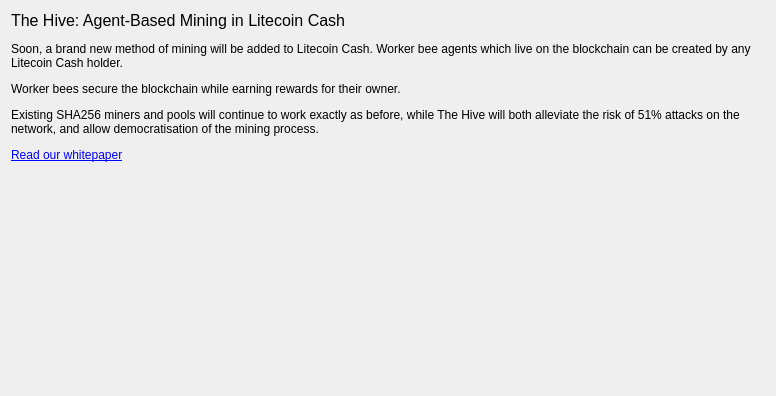
Above: src/qt/forms/hivepage.ui from litecoincash-project/litecoincash before the change. Below: the same form after it.
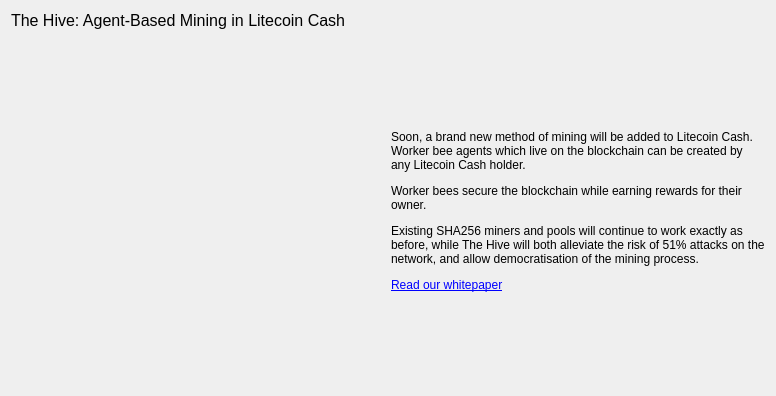
That is the form after the change. Icons and pictures are not drawn.

Commit message: Layout tweaks to The Hive tab, some more LitecoinCash -> Litecoin Cash

```diff
--- a/src/qt/forms/hivepage.ui
+++ b/src/qt/forms/hivepage.ui
@@ -18,36 +18,51 @@
   </property>
   <layout class="QVBoxLayout" name="verticalLayout">
    <item>
-    <widget class="QLabel" name="hiveMiningBlurb">
-     <property name="sizePolicy">
-      <sizepolicy hsizetype="Preferred" vsizetype="Preferred">
-       <horstretch>0</horstretch>
-       <verstretch>0</verstretch>
-      </sizepolicy>
-     </property>
-     <property name="text">
-      <string>&lt;html&gt;&lt;head/&gt;&lt;body&gt;&lt;p&gt;&lt;span style=&quot; font-size:12pt;&quot;&gt;The Hive: Agent-Based Mining in Litecoin Cash&lt;/span&gt;&lt;/p&gt;&lt;p&gt;Soon, a brand new method of mining will be added to Litecoin Cash. Worker bee agents which live on the blockchain can be created by any Litecoin Cash holder.&lt;/p&gt;&lt;p&gt;Worker bees secure the blockchain while earning rewards for their owner.&lt;/p&gt;&lt;p&gt;Existing SHA256 miners and pools will continue to work exactly as before, while The Hive will both alleviate the risk of 51% attacks on the network, and allow democratisation of the mining process.&lt;/p&gt;&lt;p&gt;&lt;a href=&quot;https://hive.litecoinca.sh/whitepaper.pdf&quot;&gt;&lt;span style=&quot; text-decoration: underline; color:#0000ff;&quot;&gt;Read our whitepaper&lt;/span&gt;&lt;/a&gt;&lt;/p&gt;&lt;/body&gt;&lt;/html&gt;</string>
-     </property>
-     <property name="wordWrap">
-      <bool>true</bool>
-     </property>
-     <property name="openExternalLinks">
-      <bool>true</bool>
-     </property>
-    </widget>
-   </item>
-   <item>
-    <spacer name="verticalSpacer">
-     <property name="orientation">
-      <enum>Qt::Vertical</enum>
-     </property>
-     <property name="sizeHint" stdset="0">
-      <size>
-       <width>20</width>
-       <height>40</height>
-      </size>
-     </property>
-    </spacer>
+    <layout class="QVBoxLayout" name="verticalLayout_2">
+     <item>
+      <widget class="QLabel" name="label">
+       <property name="maximumSize">
+        <size>
+         <width>16777215</width>
+         <height>20</height>
+        </size>
+       </property>
+       <property name="text">
+        <string>&lt;p&gt;&lt;span style=&quot; font-size:12pt;&quot;&gt;The Hive: Agent-Based Mining in Litecoin Cash&lt;/span&gt;&lt;/p&gt;</string>
+       </property>
+      </widget>
+     </item>
+     <item>
+      <layout class="QHBoxLayout" name="horizontalLayout_3">
+       <item>
+        <widget class="QLabel" name="label_3">
+         <property name="text">
+          <string/>
+         </property>
+         <property name="pixmap">
+          <pixmap resource="../bitcoin.qrc">:/icons/presentationlogo</pixmap>
+         </property>
+         <property name="alignment">
+          <set>Qt::AlignCenter</set>
+         </property>
+        </widget>
+       </item>
+       <item>
+        <widget class="QLabel" name="label_2">
+         <property name="text">
+          <string>&lt;html&gt;&lt;head/&gt;&lt;body&gt;&lt;p&gt;Soon, a brand new method of mining will be added to Litecoin Cash. Worker bee agents which live on the blockchain can be created by any Litecoin Cash holder.&lt;/p&gt;&lt;p&gt;Worker bees secure the blockchain while earning rewards for their owner.&lt;/p&gt;&lt;p&gt;Existing SHA256 miners and pools will continue to work exactly as before, while The Hive will both alleviate the risk of 51% attacks on the network, and allow democratisation of the mining process.&lt;/p&gt;&lt;p&gt;&lt;a href=&quot;https://hive.litecoinca.sh/whitepaper.pdf&quot;&gt;&lt;span style=&quot; text-decoration: underline; color:#0000ff;&quot;&gt;Read our whitepaper&lt;/span&gt;&lt;/a&gt;&lt;/p&gt;&lt;/body&gt;&lt;/html&gt;</string>
+         </property>
+         <property name="wordWrap">
+          <bool>true</bool>
+         </property>
+         <property name="openExternalLinks">
+          <bool>true</bool>
+         </property>
+        </widget>
+       </item>
+      </layout>
+     </item>
+    </layout>
    </item>
   </layout>
  </widget>
```
The commit also changes 10 other files.
